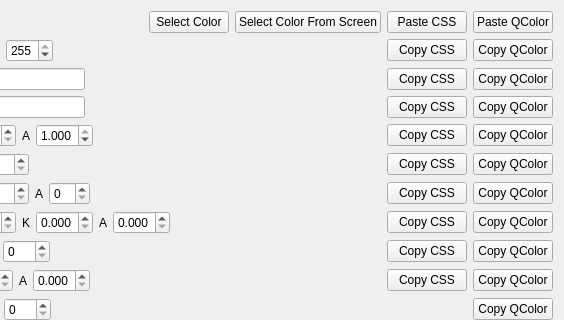
First picture: the form in src/widgets/colorpicker.ui, repository N1vn0vem8er/cutetoolbox, before the edit; both pictures show x 335 to 899 and y 0 to 320 of the 899 by 645 pixel window.
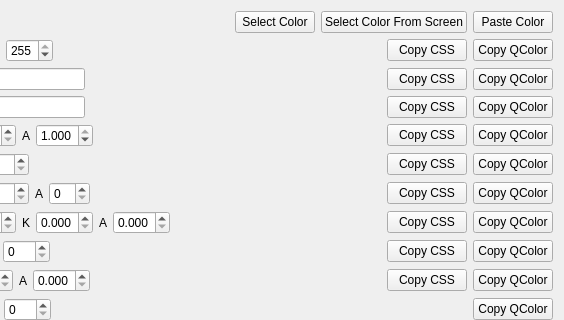
Second picture: the form after the edit. Icons and pictures are not drawn.

Commit message: Added parsing for css rgb and rgba

The edit to the form file:
```diff
--- a/src/widgets/colorpicker.ui
+++ b/src/widgets/colorpicker.ui
@@ -49,20 +49,10 @@
        </property>
       </widget>
      </item>
-     <item>
-      <widget class="QPushButton" name="pasteCSSButton">
-       <property name="text">
-        <string>Paste CSS</string>
-       </property>
-       <property name="icon">
-        <iconset theme="QIcon::ThemeIcon::EditPaste"/>
-       </property>
-      </widget>
-     </item>
      <item>
       <widget class="QPushButton" name="pasteQColorButton">
        <property name="text">
-        <string>Paste QColor</string>
+        <string>Paste Color</string>
        </property>
        <property name="icon">
         <iconset theme="QIcon::ThemeIcon::EditPaste"/>
```
Left out of the diff: 3 changed lines with no effect on the pictures. The commit also changes 2 other files.
